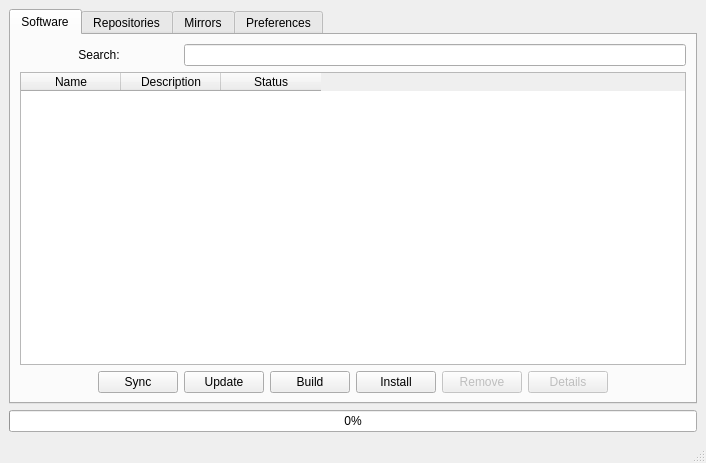
fluxer/bfp, file src/spmd/gui.ui: the form before one commit.
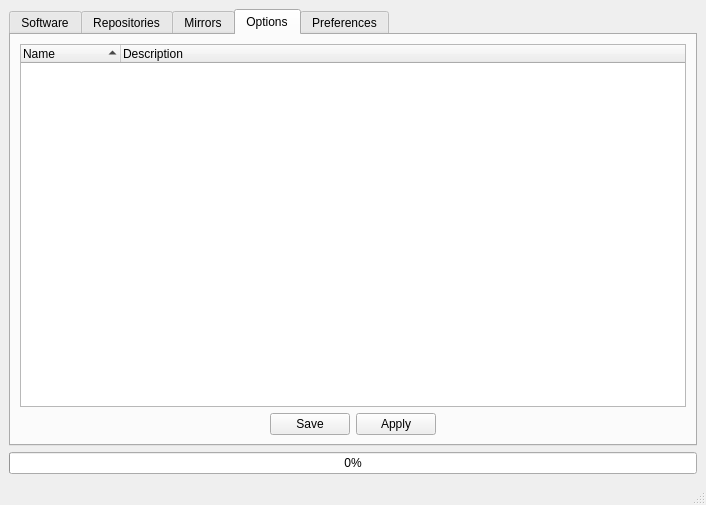
The form after the commit. Icons and pictures are not drawn.

```diff
--- a/src/spmd/gui.ui
+++ b/src/spmd/gui.ui
@@ -7,7 +7,7 @@
     <x>0</x>
     <y>0</y>
     <width>706</width>
-    <height>463</height>
+    <height>505</height>
    </rect>
   </property>
   <property name="windowTitle">
@@ -25,7 +25,7 @@
     <item row="0" column="1">
      <widget class="QTabWidget" name="tabWidget">
       <property name="currentIndex">
-       <number>0</number>
+       <number>3</number>
       </property>
       <widget class="QWidget" name="software">
        <attribute name="icon">
@@ -428,7 +428,89 @@
            <string>Remove</string>
           </property>
           <property name="icon">
-           <iconset theme="list-remove"/>
+           <iconset theme="list-remove">
+            <normaloff/>
+           </iconset>
+          </property>
+         </widget>
+        </item>
+       </layout>
+      </widget>
+      <widget class="QWidget" name="tab">
+       <attribute name="icon">
+        <iconset theme="configure">
+         <normaloff/>
+        </iconset>
+       </attribute>
+       <attribute name="title">
+        <string>Options</string>
+       </attribute>
+       <layout class="QGridLayout" name="gridLayout_8">
+        <item row="1" column="1">
+         <widget class="QPushButton" name="OptSaveButton">
+          <property name="text">
+           <string>Save</string>
+          </property>
+          <property name="icon">
+           <iconset theme="document-save">
+            <normaloff/>
+           </iconset>
+          </property>
+         </widget>
+        </item>
+        <item row="1" column="0">
+         <spacer name="horizontalSpacer_9">
+          <property name="orientation">
+           <enum>Qt::Horizontal</enum>
+          </property>
+          <property name="sizeHint" stdset="0">
+           <size>
+            <width>40</width>
+            <height>20</height>
+           </size>
+          </property>
+         </spacer>
+        </item>
+        <item row="1" column="3">
+         <spacer name="horizontalSpacer_10">
+          <property name="orientation">
+           <enum>Qt::Horizontal</enum>
+          </property>
+          <property name="sizeHint" stdset="0">
+           <size>
+            <width>40</width>
+            <height>20</height>
+           </size>
+          </property>
+         </spacer>
+        </item>
+        <item row="0" column="0" colspan="4">
+         <widget class="QTreeWidget" name="OptionsTree">
+          <property name="sortingEnabled">
+           <bool>true</bool>
+          </property>
+          <attribute name="headerStretchLastSection">
+           <bool>true</bool>
+          </attribute>
+          <column>
+           <property name="text">
+            <string>Name</string>
+           </property>
+          </column>
+          <column>
+           <property name="text">
+            <string>Description</string>
+           </property>
+          </column>
+         </widget>
+        </item>
+        <item row="1" column="2">
+         <widget class="QPushButton" name="OptApplyButton">
+          <property name="text">
+           <string>Apply</string>
+          </property>
+          <property name="icon">
+           <iconset theme="applications-development"/>
           </property>
          </widget>
         </item>
```
Left out of the diff: 108 changed lines with no effect on the pictures.
